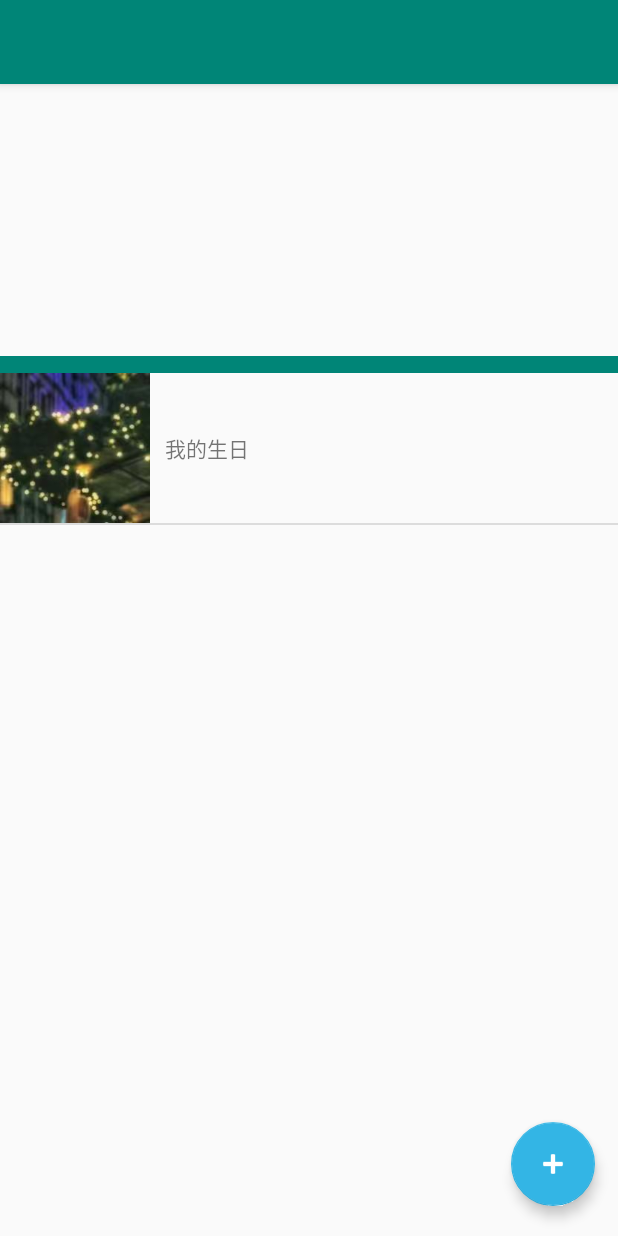
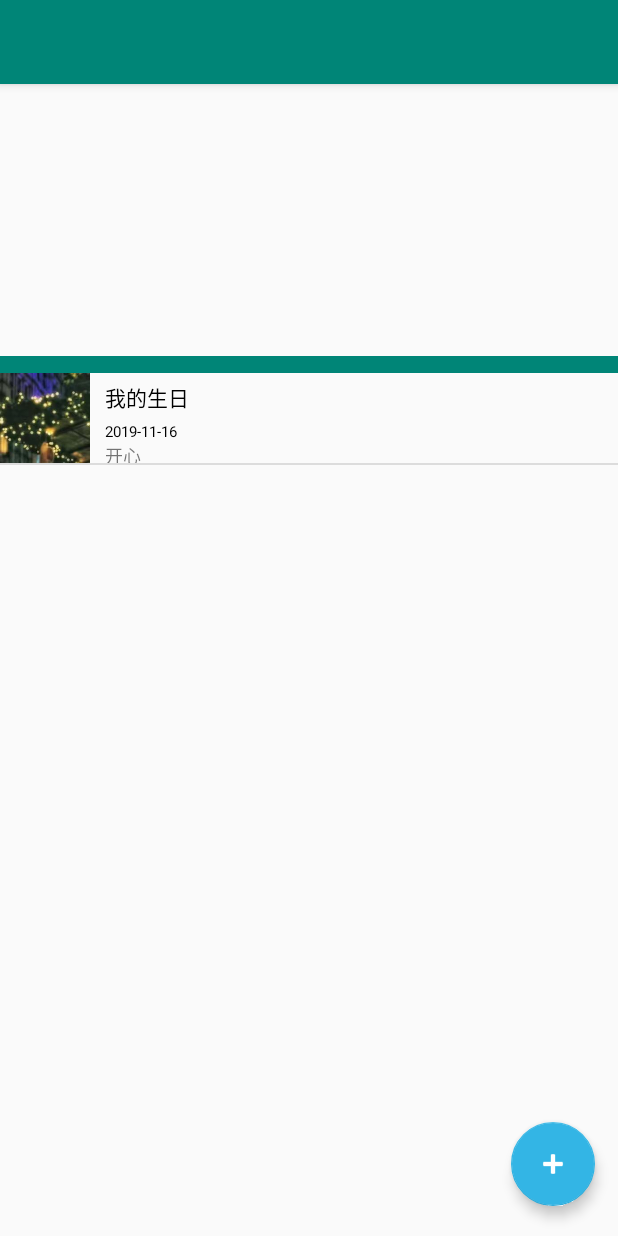
Before and after one commit to akanepink/iTime, an Android app: the MainActivity screen opened directly, with no data from a screen before it, on a phone screen of 412 x 824 dp. Run offline under Robolectric (Android 15) with nearby library versions, the phone set to English and light mode, and no system bars.

Commit message:
事件新增了日期属性

```diff
--- a/app/src/main/java/com/example/itime/Event.java
+++ b/app/src/main/java/com/example/itime/Event.java
@@ -4,19 +4,39 @@ package com.example.itime;
 import android.graphics.drawable.Drawable;
 
 import androidx.core.content.ContextCompat;
+
+import java.text.SimpleDateFormat;
 import java.util.Calendar;
 
 public class Event {
 
     private String title;
+    private String memo;
     private Calendar calendar=Calendar.getInstance();
     private int resourceId;
 
-    public Event(String title, int resourceId) {
+
+
+    public Event(String title, String memo, int resourceId) {
         this.title = title;
-        this.resourceId=resourceId;
+        this.memo = memo;
+        this.resourceId = resourceId;
     }
 
+    public Event(String title, String memo, Calendar calendar, int resourceId) {
+        this.title = title;
+        this.memo = memo;
+        this.calendar = calendar;
+        this.resourceId = resourceId;
+    }
+
+    public String getMemo() {
+        return memo;
+    }
+
+    public void setMemo(String memo) {
+        this.memo = memo;
+    }
     public String getTitle() {
         return title;
     }
@@ -40,4 +60,34 @@ public class Event {
     public void setResourceId(int resourceId) {
         this.resourceId = resourceId;
     }
+
+    public String calendarToString() {
+        try {
+            if (calendar == null) {
+                return "";
+            }
+            SimpleDateFormat df = new SimpleDateFormat("yyyy-MM-dd");// 设置你想要的格式
+            String dateStr = df.format(calendar.getTime());
+            return dateStr;
+        }catch (Exception e){
+            e.printStackTrace();
+        }
+        return "";
+    }
+
+    public String timeToString() throws Exception {
+        try {
+            if (calendar == null) {
+                return "";
+            }
+            SimpleDateFormat df = new SimpleDateFormat("hh:mm:ss");// 设置你想要的格式
+            String dateStr = df.format(calendar.getTime());
+            return dateStr;
+        }catch (Exception e){
+            e.printStackTrace();
+        }
+        return "";
+
+    }
+
 }
--- a/app/src/main/java/com/example/itime/MainActivity.java
+++ b/app/src/main/java/com/example/itime/MainActivity.java
@@ -50,8 +50,6 @@ public class MainActivity extends AppCompatActivity {
             @Override
             public void onClick(View v) {
                 Intent intent = new Intent(MainActivity.this,EventEditActivity.class);
-                intent.putExtra("title","生日,纪念日,节日,考试...");
-                intent.putExtra("memo","想说的话,目标,格言...");
                 startActivityForResult(intent,REQUEST_CODE_NEW_EVENT);
             }
         });
@@ -64,7 +62,7 @@ public class MainActivity extends AppCompatActivity {
                 if (resultCode == RESULT_OK) {
                     String title = data.getStringExtra("title");
                     String memo = data.getStringExtra("memo");
-                    getListBooks().add(new Event(title, R.drawable.backg_2_mini));
+                    getListBooks().add(new Event(title,memo, R.drawable.backg_2_mini));
                     eventAdapter.notifyDataSetChanged();
                 }
                 break;
@@ -72,7 +70,7 @@ public class MainActivity extends AppCompatActivity {
         }
     }
     private void init() {
-        listEvents.add(new Event("我的生日",R.drawable.backg_1_mini));
+        listEvents.add(new Event("我的生日","开心",R.drawable.backg_1_mini));
     }
     public List<Event> getListBooks(){
         return listEvents;
@@ -93,6 +91,8 @@ public class MainActivity extends AppCompatActivity {
             View view = LayoutInflater.from(getContext()).inflate(resourceId, parent, false);
             ((ImageView) view.findViewById(R.id.image_view_event_cover)).setImageResource(event.getResourceId());
             ((TextView) view.findViewById(R.id.text_view_event_title)).setText(event.getTitle());
+            ((TextView) view.findViewById(R.id.text_view_event_date)).setText(event.calendarToString());
+            ((TextView) view.findViewById(R.id.text_view_event_memo)).setText(event.getMemo());
             return view;
         }
     }
--- a/app/src/main/res/layout/activity_event_edit.xml
+++ b/app/src/main/res/layout/activity_event_edit.xml
@@ -10,7 +10,7 @@
         android:id="@+id/divider2"
         android:layout_width="match_parent"
         android:layout_height="1dp"
-        android:layout_marginTop="31dp"
+        android:layout_marginTop="15dp"
         android:background="?android:attr/listDivider"
         app:layout_constraintTop_toBottomOf="@+id/edit_text_memo"
         tools:layout_editor_absoluteX="-2dp" />
@@ -32,6 +32,7 @@
         android:layout_height="41dp"
         android:layout_marginTop="13dp"
         android:ems="10"
+        android:hint="生日,纪念日,节日,考试..."
         android:inputType="textPersonName"
         app:layout_constraintStart_toStartOf="@+id/text_view_title"
         app:layout_constraintTop_toBottomOf="@+id/text_view_title" />
@@ -40,7 +41,7 @@
         android:id="@+id/text_view_memo"
         android:layout_width="wrap_content"
         android:layout_height="wrap_content"
-        android:layout_marginTop="27dp"
+        android:layout_marginTop="20dp"
         android:text="备注"
         app:layout_constraintStart_toStartOf="@+id/text_view_title"
         app:layout_constraintTop_toBottomOf="@+id/edit_text_title" />
@@ -51,6 +52,7 @@
         android:layout_height="44dp"
         android:layout_marginTop="13dp"
         android:ems="10"
+        android:hint="想说的话,目标,格言..."
         android:inputType="textPersonName"
         app:layout_constraintStart_toStartOf="@+id/text_view_memo"
         app:layout_constraintTop_toBottomOf="@+id/text_view_memo" />
--- a/app/src/main/res/layout/list_view_item_event.xml
+++ b/app/src/main/res/layout/list_view_item_event.xml
@@ -5,14 +5,39 @@
 
     <ImageView
         android:id="@+id/image_view_event_cover"
-        android:layout_width="100dp"
-        android:layout_height="100dp" />
+        android:layout_width="60dp"
+        android:layout_height="60dp" />
 
-    <TextView
-        android:id="@+id/text_view_event_title"
-        android:layout_width="wrap_content"
-        android:layout_height="wrap_content"
-        android:layout_gravity="center_vertical"
-        android:layout_marginLeft="10dp" />
+    <LinearLayout
+        android:layout_width="match_parent"
+        android:layout_height="match_parent"
+        android:orientation="vertical">
+
+        <TextView
+            android:id="@+id/text_view_event_title"
+            android:layout_width="wrap_content"
+            android:layout_height="wrap_content"
+            android:layout_gravity="center_vertical"
+            android:layout_marginLeft="10dp"
+            android:layout_marginTop="5dp"
+            android:layout_marginBottom="5dp"
+            android:textColor="@android:color/black"
+            android:textSize="14sp" />
+
+        <TextView
+            android:id="@+id/text_view_event_date"
+            android:layout_width="match_parent"
+            android:layout_height="wrap_content"
+            android:layout_marginLeft="10sp"
+            android:textColor="@android:color/black"
+            android:textSize="10sp" />
+
+        <TextView
+            android:id="@+id/text_view_event_memo"
+            android:layout_width="match_parent"
+            android:layout_height="wrap_content"
+            android:layout_marginLeft="10sp"
+            android:textSize="12sp" />
+    </LinearLayout>
 
 </LinearLayout>
```
Also changed, not shown: app/src/main/res/values/colors.xml (+15 -0 lines).
